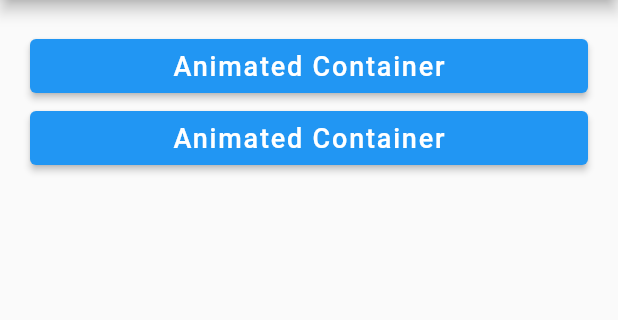
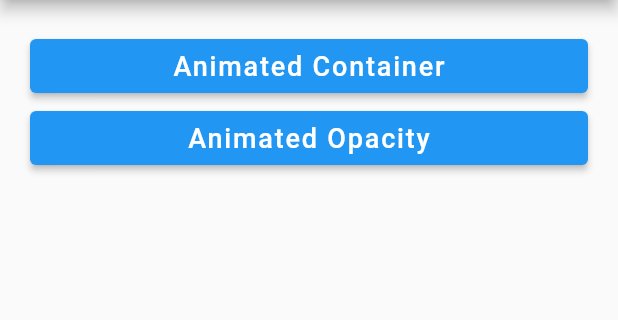
Before and after one commit to amirhossein-jahangiri/Flutter-Animation-Examples, a Flutter app: the screen it shows after launch, on a phone screen of 412 x 824 dp, the part 84-404 px from its top. Run offline on Flutter 3.47's test engine with Material 2 defaults, Android fonts, the phone set to English and light mode, and no system bars.

Commit message:
update and adding AnimatedOpacity widget

```diff
--- a/lib/home_screen.dart
+++ b/lib/home_screen.dart
@@ -2,6 +2,7 @@ import 'package:flutter/material.dart';
 
 import 'items_widget.dart';
 import '/animated_screen/animated_container_widget.dart';
+import '/animated_screen/animated_opacity_widget.dart';
 
 class HomeScreen extends StatelessWidget {
   const HomeScreen({Key? key}) : super(key: key);
@@ -28,10 +29,10 @@ class HomeScreen extends StatelessWidget {
           ),
 
           Items(
-            title: 'Animated Container',
+            title: 'Animated Opacity',
             press: () => _buildRoutingWithName(
               context,
-              const AnimatedContainerScreen(),
+              const AnimatedOpacityScreen(),
             ),
           ),
 
```
Also changed, not shown: lib/animated_screen/animated_opacity_widget.dart (added, +44 -0 lines).
